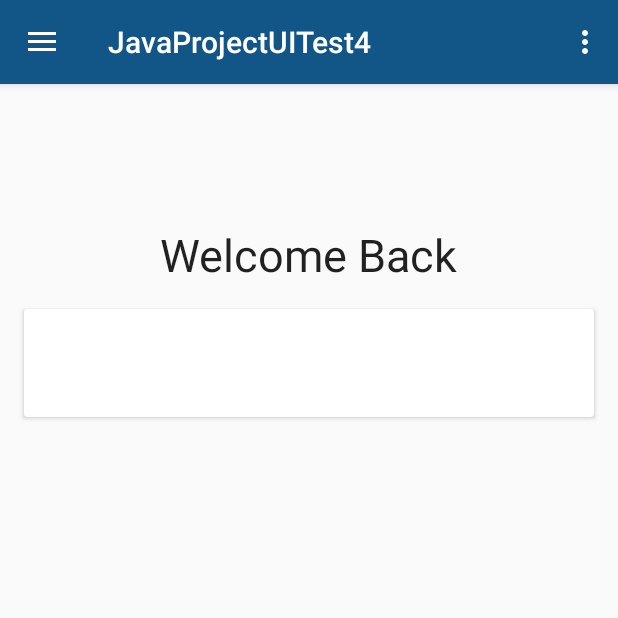
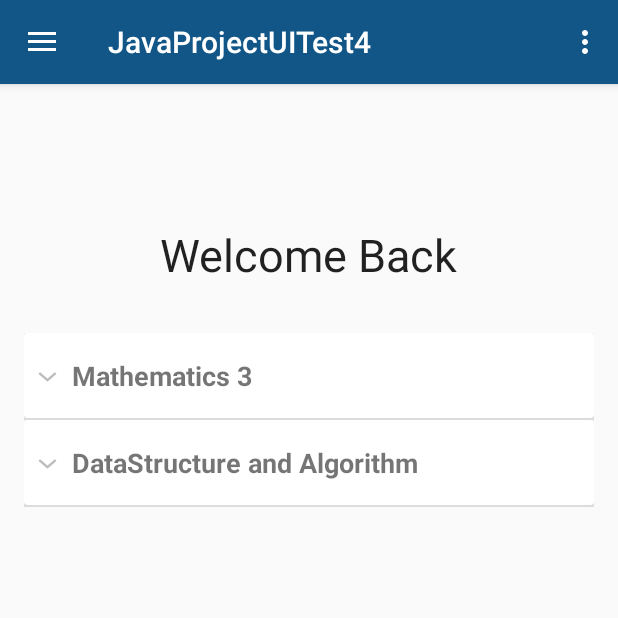
Before and after one commit to JaMeSz04/hehe_forShubBen, an Android app: the screen it shows after launch (MainActivity), after a tap on "Menu closed", on a phone screen of 412 x 824 dp, the top half of it. Run offline under Robolectric (Android 15) with nearby library versions, the phone set to English and light mode, and no system bars; 1 other tap on this screen came first.

Commit message:
Update 2
add notification page(news feed)
you can add new notification on notification fragment class
(preparelistdata)

```diff
--- /dev/null
+++ b/app/src/main/java/com/example/patipon/javaprojectuitest4/Notification.java
@@ -0,0 +1,30 @@
+package com.example.patipon.javaprojectuitest4;
+
+/**
+ * Created by Patipon on 11/15/2015.
+ */
+public class Notification {
+    private String header;
+    private String context;
+    public Notification(String header, String context)
+    {
+        this.header = header;
+        this.context = context;
+    }
+
+    public String getContext() {
+        return context;
+    }
+
+    public void setContext(String context) {
+        this.context = context;
+    }
+
+    public String getHeader() {
+        return header;
+    }
+
+    public void setHeader(String header) {
+        this.header = header;
+    }
+}
--- a/app/src/main/java/com/example/patipon/javaprojectuitest4/NotificationFragment.java
+++ b/app/src/main/java/com/example/patipon/javaprojectuitest4/NotificationFragment.java
@@ -7,6 +7,9 @@ import android.support.v4.app.Fragment;
 import android.view.LayoutInflater;
 import android.view.View;
 import android.view.ViewGroup;
+import android.widget.ExpandableListView;
+
+import java.util.ArrayList;
 
 
 /**
@@ -22,7 +25,9 @@ public class NotificationFragment extends Fragment {
     // the fragment initialization parameters, e.g. ARG_ITEM_NUMBER
     private static final String ARG_PARAM1 = "param1";
     private static final String ARG_PARAM2 = "param2";
-
+    ExpandableListView expandableListView;
+    ExpandListAdapter listAdapter;
+    ArrayList<Notification> listdata;
     // TODO: Rename and change types of parameters
     private String mParam1;
     private String mParam2;
@@ -64,9 +69,20 @@ public class NotificationFragment extends Fragment {
     public View onCreateView(LayoutInflater inflater, ViewGroup container,
                              Bundle savedInstanceState) {
         // Inflate the layout for this fragment
-        return inflater.inflate(R.layout.fragment_notification, container, false);
+        View rootView = inflater.inflate(R.layout.fragment_notification, container, false);
+        expandableListView = (ExpandableListView)rootView.findViewById(R.id.expandable_list_view);
+        prepareListData();
+        listAdapter = new ExpandListAdapter(getContext(),listdata);
+        expandableListView.setAdapter(listAdapter);
+        return rootView ;
     }
 
+    private void prepareListData()
+    {
+        listdata = new ArrayList<Notification>();
+        listdata.add(new Notification("Mathematics 3", "ShubU the great got full score on the last midterm examination"));
+        listdata.add(new Notification("DataStructure and Algorithm", "Brian the noob just fail an exam with -8888 score"));
+    }
     // TODO: Rename method, update argument and hook method into UI event
     public void onButtonPressed(Uri uri) {
         if (mListener != null) {
--- a/app/src/main/java/com/example/patipon/javaprojectuitest4/ProfileFragment.java
+++ b/app/src/main/java/com/example/patipon/javaprojectuitest4/ProfileFragment.java
@@ -102,6 +102,7 @@ public class ProfileFragment extends Fragment {
     public View onCreateView(LayoutInflater inflater, ViewGroup container,
                              Bundle savedInstanceState) {
         View rootView = inflater.inflate(R.layout.fragment_profile, container, false);
+
         TextView name = (TextView)rootView.findViewById(R.id.NameText);
         name.setText(student.getName());
         TextView id = (TextView)rootView.findViewById(R.id.idText);
--- a/app/src/main/res/layout/fragment_notification.xml
+++ b/app/src/main/res/layout/fragment_notification.xml
@@ -33,26 +33,13 @@
                 android:textSize="30dp" />
         </RelativeLayout>
 
-        <android.support.v7.widget.CardView xmlns:card_view="http://schemas.android.com/apk/res-auto"
-
-            android:id="@+id/card_view"
-            android:layout_width="match_parent"
-            android:layout_height="72dp"
-            android:layout_gravity="center"
-            card_view:cardCornerRadius="2dp"
+        <ExpandableListView
+            android:layout_width="fill_parent"
+            android:layout_height="fill_parent"
+            android:id = "@+id/expandable_list_view"
             android:layout_marginLeft="16dp"
-            android:layout_marginRight="16dp">
-            <LinearLayout
-                android:layout_width="fill_parent"
-                android:layout_height="fill_parent"
-                android:orientation="vertical">
-            <LinearLayout
-                android:layout_width="fill_parent"
-                android:layout_height="76dp"
-                android:orientation="horizontal"></LinearLayout>
-            </LinearLayout>
-
-        </android.support.v7.widget.CardView>
+            android:layout_marginRight="16dp"
+            android:layout_marginTop="16dp"></ExpandableListView>
 
     </LinearLayout>
 
--- a/app/src/main/res/layout/list_group_expand.xml
+++ b/app/src/main/res/layout/list_group_expand.xml
@@ -4,20 +4,24 @@
 <LinearLayout xmlns:android="http://schemas.android.com/apk/res/android"
     android:layout_width="fill_parent"
     android:layout_height="72dp"
-    android:orientation="horizontal"
-    android:padding="8dp"
-    android:background="#000000"
-    android:weightSum="1">
+    android:orientation="vertical"
 
 
-    <ImageView
-        android:layout_width="71dp"
-        android:layout_height="60dp"
-        android:id="@+id/imageView2" />
+    android:weightSum="1">
+    <android.support.v7.widget.CardView
+        xmlns:card_view="http://schemas.android.com/apk/res-auto"
+        android:id="@+id/card_view"
+
+        android:layout_width="fill_parent"
+        android:layout_height="wrap_content"
+        card_view:cardCornerRadius="2dp"
+       >
+
+
 
     <LinearLayout
-        android:orientation="vertical"
-        android:layout_width="fill_parent"
+        android:orientation="horizontal"
+        android:layout_width="270dp"
         android:layout_height="match_parent"
         android:layout_marginLeft="16dp">
 
@@ -25,16 +29,23 @@
             android:id="@+id/header_text"
             android:layout_width="fill_parent"
             android:layout_height="wrap_content"
-            android:paddingLeft="?android:attr/expandableListPreferredItemPaddingLeft"
-            android:textSize="17dp"
-            android:textColor="#f9f93d" />
+            android:textSize="18dp"
+            android:text="ShubU"
+            android:layout_gravity="center_vertical"
+            android:layout_marginLeft="16dp"
+            android:layout_marginTop="16dp"
+            android:layout_marginBottom="16dp"
+            android:textStyle="normal" />
 
-        <TextView
-            android:layout_width="wrap_content"
-            android:layout_height="wrap_content"
-            android:textAppearance="?android:attr/textAppearanceSmall"
-            android:text="Small Text"
-            android:id="@+id/sub_header_text" />
+        <View
+            android:id="@+id/line_vertical"
+            android:layout_width="1dp"
+            android:layout_height="match_parent"
+            android:background="@android:color/darker_gray"
+            android:layout_marginLeft="16dp" />
     </LinearLayout>
 
+
+    </android.support.v7.widget.CardView>
+
 </LinearLayout>
```
Also changed, not shown: app/src/main/java/com/example/patipon/javaprojectuitest4/ExpandListAdapter.java (+11 -15 lines), app/src/main/res/layout/list_item_expand.xml (+10 -5 lines).
